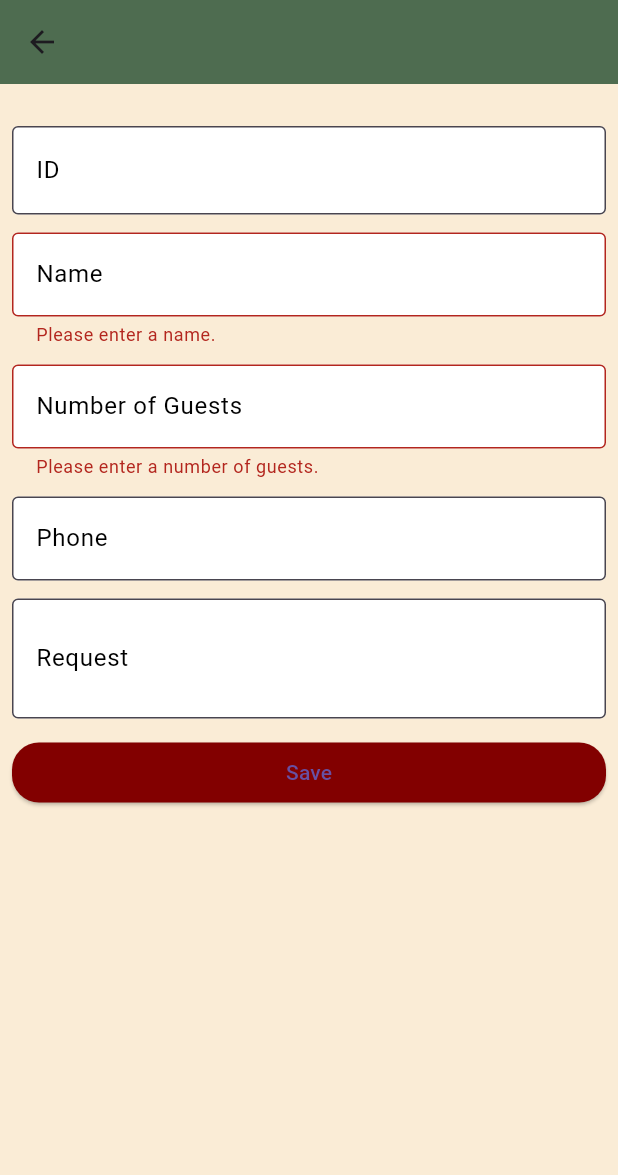
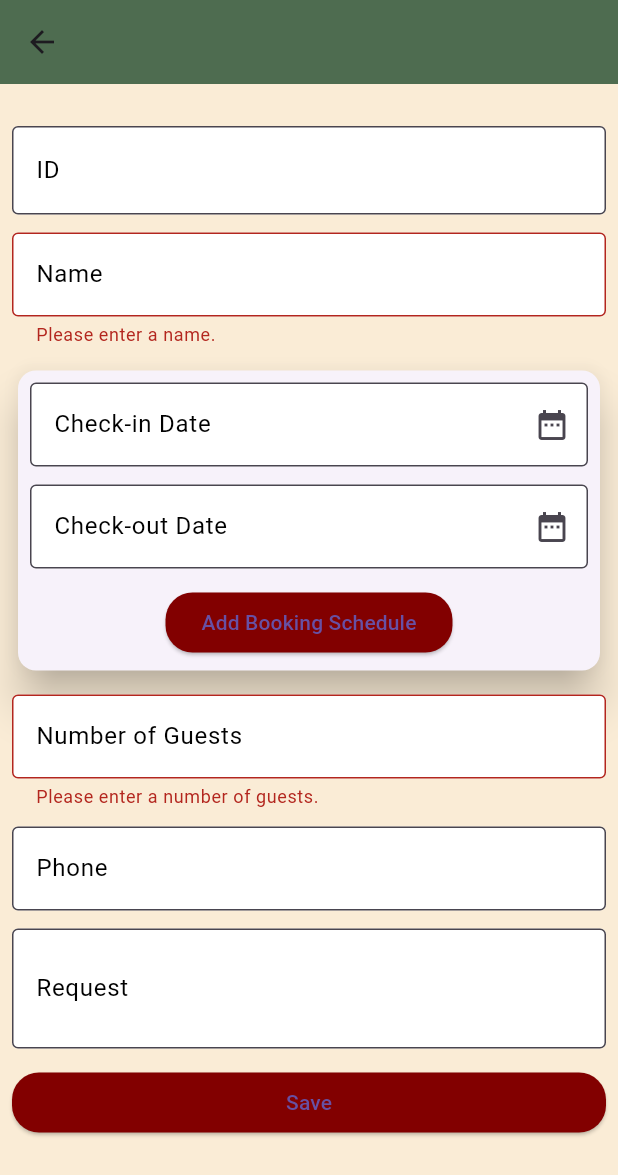
Before and after one commit to CarlloydViray/lodge, a Flutter app: the appointmentDetailsEditScreen screen opened directly with empty values, after a tap on "Save", on a phone screen of 412 x 824 dp. Shown: the top 1175 px of the screen. Run offline on Flutter 3.47's test engine with Material 3 defaults, Android fonts, the phone set to English and light mode, and no system bars; our stand-ins replace animated_splash_screen, awesome_dialog, cloud_firestore, email_validator, firebase_auth, firebase_core and 5 more; accounts and stored records are empty; project files that could hold a hidden picture were left out.

Commit message:
update edit calendar

```diff
--- a/lib/screens/appointmentDetailsEditScreen.dart
+++ b/lib/screens/appointmentDetailsEditScreen.dart
@@ -46,6 +46,10 @@ class _appointmentDetailsEditScreenState
   TextEditingController phoneController = TextEditingController();
   TextEditingController reqController = TextEditingController();
   TextEditingController numContoller = TextEditingController();
+  DateTime? checkInDate;
+  DateTime? checkOutDate;
+  TextEditingController checkInDateController = TextEditingController();
+  TextEditingController checkOutDateController = TextEditingController();
 
   @override
   void initState() {
@@ -57,6 +61,13 @@ class _appointmentDetailsEditScreenState
       phoneController.text = widget.phone;
       reqController.text = widget.req;
       numContoller.text = widget.num;
+      if (widget.checkin is DateTime) {
+        checkInDateController.text = formatDate(widget.checkin);
+      }
+
+      if (widget.checkout is DateTime) {
+        checkOutDateController.text = formatDate(widget.checkout);
+      }
     });
   }
 
@@ -219,6 +230,74 @@ class _appointmentDetailsEditScreenState
                       },
                     ),
                     const SizedBox(height: 12.0),
+                    Card(
+                      elevation: 12,
+                      child: Padding(
+                        padding: const EdgeInsets.all(8.0),
+                        child: Column(
+                          children: [
+                            TextField(
+                              controller: checkInDateController,
+                              readOnly: true,
+                              decoration: const InputDecoration(
+                                  labelText: 'Check-in Date',
+                                  border: OutlineInputBorder(),
+                                  filled: true,
+                                  fillColor: Colors.white,
+                                  labelStyle: TextStyle(color: Colors.black),
+                                  suffixIcon: Icon(Icons.date_range)),
+                            ),
+                            const SizedBox(height: 12),
+                            TextField(
+                              controller: checkOutDateController,
+                              readOnly: true,
+                              decoration: const InputDecoration(
+                                  labelText: 'Check-out Date',
+                                  border: OutlineInputBorder(),
+                                  filled: true,
+                                  fillColor: Colors.white,
+                                  labelStyle: TextStyle(color: Colors.black),
+                                  suffixIcon: Icon(Icons.date_range)),
+                            ),
+                            const SizedBox(
+                              height: 12,
+                            ),
+                            ElevatedButton(
+                                style: ElevatedButton.styleFrom(
+                                    backgroundColor: const Color(0xff820000),
+                                    shape: RoundedRectangleBorder(
+                                        borderRadius:
+                                            BorderRadius.circular(18))),
+                                onPressed: () async {
+                                  DateTimeRange datetime = DateTimeRange(
+                                      start: DateTime.now(),
+                                      end: DateTime.now()
+                                          .add(const Duration(days: 1)));
+                                  final newDateRange =
+                                      await showDateRangePicker(
+                                          context: context,
+                                          initialDateRange: datetime,
+                                          firstDate: DateTime(1900),
+                                          lastDate: DateTime(2100));
+
+                                  if (newDateRange != null) {
+                                    setState(() {
+                                      checkInDate = newDateRange.start;
+                                      checkInDateController.text =
+                                          formatDate(newDateRange.start);
+
+                                      checkOutDate = newDateRange.end;
+                                      checkOutDateController.text =
+                                          formatDate(newDateRange.end);
+                                    });
+                                  }
+                                },
+                                child: const Text('Add Booking Schedule')),
+                          ],
+                        ),
+                      ),
+                    ),
+                    const SizedBox(height: 12.0),
                     TextFormField(
                       key: numKey,
                       controller: numContoller,
@@ -287,8 +366,8 @@ class _appointmentDetailsEditScreenState
 
                           Map<String, dynamic> updatedData = {
                             'timestamp': widget.timestamp,
-                            'startTime': widget.checkin,
-                            'endTime': widget.checkout,
+                            'startTime': checkInDate,
+                            'endTime': checkOutDate,
                             'subject': titleController.text,
                             'guests': numContoller.text,
                             'phone': phoneController.text,
@@ -306,8 +385,8 @@ class _appointmentDetailsEditScreenState
                               {
                                 'unit': widget.unitName,
                                 'action': "Edited",
-                                'endTime': widget.checkout,
-                                'startTime': widget.checkin,
+                                'endTime': checkInDate,
+                                'startTime': checkOutDate,
                                 'subject': titleController.text,
                                 'guests': numContoller.text,
                                 'id': widget.id,
@@ -340,10 +419,10 @@ class _appointmentDetailsEditScreenState
                             title: 'Booking Info Updated',
                           );
 
-                          String dateTextCheckIn = DateFormat('MMMM dd, yyyy')
-                              .format(widget.checkin!);
-                          String dateTextCheckOut = DateFormat('MMMM dd, yyyy')
-                              .format(widget.checkout!);
+                          String dateTextCheckIn =
+                              DateFormat('MMMM dd, yyyy').format(checkInDate!);
+                          String dateTextCheckOut =
+                              DateFormat('MMMM dd, yyyy').format(checkOutDate!);
 
                           String body =
                               "Guest: ${titleController.text} | Check-in: $dateTextCheckIn | Check-out: $dateTextCheckOut";
```
Also changed, not shown: lib/screens/calendarScreen.dart (+10 -4 lines).
